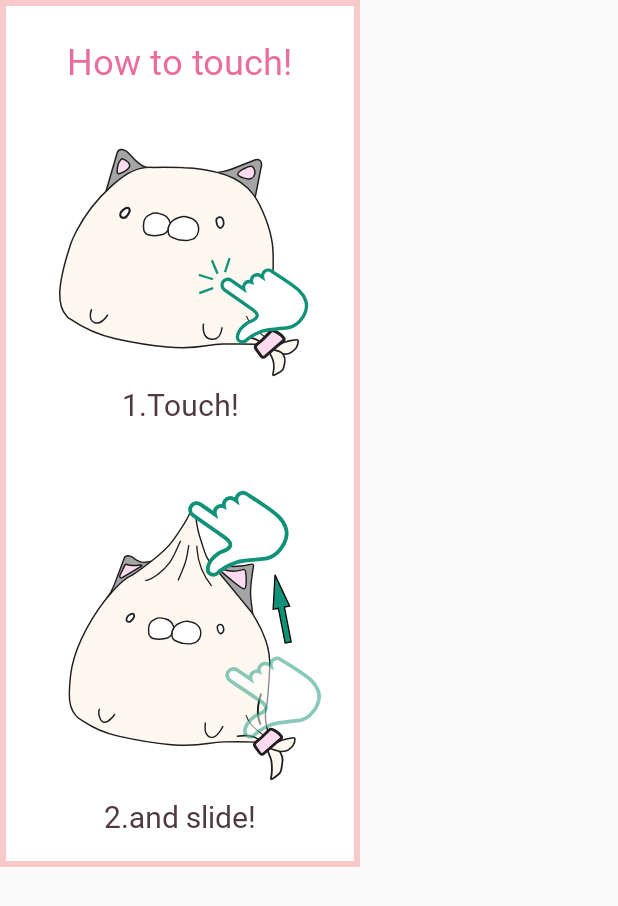
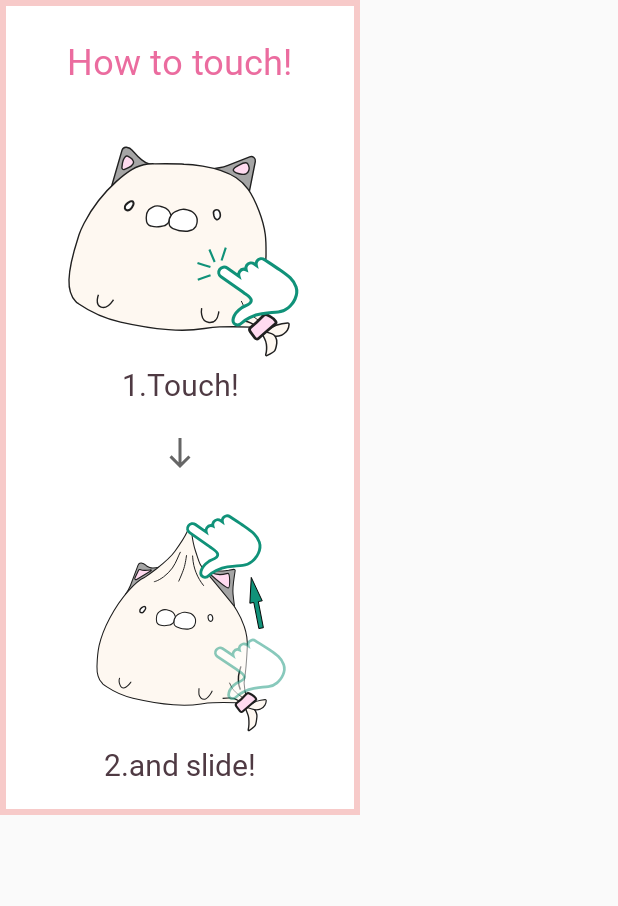
Before and after one commit to pmyohei/OnlyTouch2, an Android app: the layout dialog_how_to_help.xml on its own in the app's theme, with its tools: preview values and no code run, on a phone screen of 412 x 824 dp. Shown: the top 906 px of the screen. Run offline under Robolectric (Android 15) with nearby library versions, the phone set to English and light mode, and no system bars.

Commit message:
■ヘルプ 下矢印を追加

```diff
--- /dev/null
+++ b/app/src/main/res/drawable/baseline_bottom_arrow.xml
@@ -0,0 +1,10 @@
+<vector xmlns:android="http://schemas.android.com/apk/res/android"
+    android:width="24dp"
+    android:height="24dp"
+    android:viewportWidth="24"
+    android:viewportHeight="24"
+    android:tint="?attr/colorControlNormal">
+  <path
+      android:fillColor="@android:color/white"
+      android:pathData="M19,15l-1.41,-1.41L13,18.17V2H11v16.17l-4.59,-4.59L5,15l7,7L19,15z"/>
+</vector>
--- a/app/src/main/res/layout/dialog_how_to_help.xml
+++ b/app/src/main/res/layout/dialog_how_to_help.xml
@@ -21,8 +21,8 @@
 
     <ImageView
         android:id="@+id/iv_procedure_1"
-        android:layout_width="260px"
-        android:layout_height="260px"
+        android:layout_width="240px"
+        android:layout_height="240px"
         android:layout_marginTop="12dp"
         android:background="@drawable/help_procedure_1"
         app:layout_constraintTop_toBottomOf="@+id/tv_softTitle"
@@ -39,17 +39,28 @@
         android:textColor="@color/dialog_message_tx"
         android:textSize="@dimen/dialog_message_size"
         app:layout_constraintTop_toBottomOf="@+id/iv_procedure_1"
+        app:layout_constraintBottom_toTopOf="@+id/iv_arrow"
+        app:layout_constraintStart_toStartOf="parent"
+        app:layout_constraintEnd_toEndOf="parent"/>
+
+    <ImageView
+        android:id="@+id/iv_arrow"
+        android:layout_width="wrap_content"
+        android:layout_height="wrap_content"
+        android:layout_marginTop="20dp"
+        android:background="@drawable/baseline_bottom_arrow"
+        app:layout_constraintTop_toBottomOf="@+id/tv_procedure_1"
         app:layout_constraintBottom_toTopOf="@+id/iv_procedure_2"
         app:layout_constraintStart_toStartOf="parent"
         app:layout_constraintEnd_toEndOf="parent"/>
 
     <ImageView
         android:id="@+id/iv_procedure_2"
-        android:layout_width="320px"
-        android:layout_height="320px"
-        android:layout_marginTop="32dp"
+        android:layout_width="240px"
+        android:layout_height="240px"
+        android:layout_marginTop="20dp"
         android:background="@drawable/help_procedure_2"
-        app:layout_constraintTop_toBottomOf="@+id/tv_procedure_1"
+        app:layout_constraintTop_toBottomOf="@+id/iv_arrow"
         app:layout_constraintBottom_toTopOf="@+id/tv_procedure_2"
         app:layout_constraintStart_toStartOf="parent"
         app:layout_constraintEnd_toEndOf="parent"/>
```
